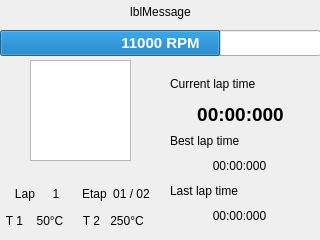
Before: the Qt Designer form uc_projets/openchrono/gui_qt/openchrono_trunk/ui/mainwin.ui in BackupTheBerlios/openphysic-svn, drawn with Qt 5.
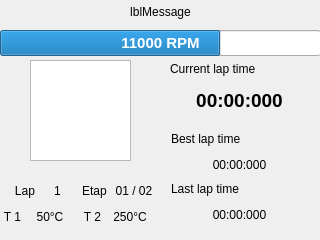
After: the same form once the commit is applied. Custom widgets are drawn as their Qt base class.

What changed in the file:
```diff
--- a/uc_projets/openchrono/gui_qt/openchrono_trunk/ui/mainwin.ui
+++ b/uc_projets/openchrono/gui_qt/openchrono_trunk/ui/mainwin.ui
@@ -76,20 +76,124 @@
     </item>
    </layout>
   </widget>
-  <widget class="QWidget" name="layoutWidget" >
+  <widget class="QLabel" name="lbl2BestTime" >
    <property name="geometry" >
     <rect>
-     <x>0</x>
+     <x>171</x>
+     <y>130</y>
+     <width>137</width>
+     <height>18</height>
+    </rect>
+   </property>
+   <property name="font" >
+    <font>
+     <pointsize>9</pointsize>
+    </font>
+   </property>
+   <property name="text" >
+    <string>Best lap time</string>
+   </property>
+  </widget>
+  <widget class="QLabel" name="lblBestLapTime" >
+   <property name="geometry" >
+    <rect>
+     <x>171</x>
+     <y>156</y>
+     <width>137</width>
+     <height>18</height>
+    </rect>
+   </property>
+   <property name="text" >
+    <string>00:00:000</string>
+   </property>
+   <property name="alignment" >
+    <set>Qt::AlignCenter</set>
+   </property>
+  </widget>
+  <widget class="QLabel" name="lbl2LastTime" >
+   <property name="geometry" >
+    <rect>
+     <x>171</x>
      <y>180</y>
-     <width>155</width>
-     <height>48</height>
+     <width>137</width>
+     <height>18</height>
     </rect>
    </property>
-   <layout class="QGridLayout" name="gridLayout" >
-    <item row="1" column="1" >
-     <layout class="QHBoxLayout" name="horizontalLayout_4" >
-      <item>
+   <property name="font" >
+    <font>
+     <pointsize>9</pointsize>
+    </font>
+   </property>
+   <property name="text" >
+    <string>Last lap time</string>
+   </property>
+  </widget>
+  <widget class="QLabel" name="lblLastLapTime" >
+   <property name="geometry" >
+    <rect>
+     <x>171</x>
+     <y>206</y>
+     <width>137</width>
+     <height>18</height>
+    </rect>
+   </property>
+   <property name="text" >
+    <string>00:00:000</string>
+   </property>
+   <property name="alignment" >
+    <set>Qt::AlignCenter</set>
+   </property>
+  </widget>
+  <widget class="QLabel" name="lbl2CurrTime" >
+   <property name="geometry" >
+    <rect>
+     <x>170</x>
+     <y>60</y>
+     <width>139</width>
+     <height>18</height>
+    </rect>
+   </property>
+   <property name="font" >
+    <font>
+     <pointsize>9</pointsize>
+    </font>
+   </property>
+   <property name="text" >
+    <string>Current lap time</string>
+   </property>
+  </widget>
+  <widget class="QLabel" name="lblCurrLapTime" >
+   <property name="geometry" >
+    <rect>
+     <x>170</x>
+     <y>70</y>
+     <width>139</width>
+     <height>61</height>
+    </rect>
+   </property>
+   <property name="font" >
+    <font>
+     <pointsize>14</pointsize>
+     <weight>75</weight>
+     <bold>true</bold>
+    </font>
+   </property>
+   <property name="text" >
+    <string>00:00:000</string>
+   </property>
+   <property name="alignment" >
+    <set>Qt::AlignCenter</set>
+   </property>
+  </widget>
        <widget class="QLabel" name="lbl2Temp2" >
+   <property name="geometry" >
+    <rect>
+     <x>84</x>
+     <y>208</y>
+     <width>17</width>
+     <height>18</height>
+    </rect>
+   </property>
         <property name="sizePolicy" >
          <sizepolicy vsizetype="Fixed" hsizetype="Fixed" >
           <horstretch>0</horstretch>
@@ -108,9 +212,15 @@
          <set>Qt::AlignRight|Qt::AlignTrailing|Qt::AlignVCenter</set>
         </property>
        </widget>
-      </item>
-      <item>
        <widget class="QLabel" name="lblTemp2" >
+   <property name="geometry" >
+    <rect>
+     <x>109</x>
+     <y>208</y>
+     <width>42</width>
+     <height>18</height>
+    </rect>
+   </property>
         <property name="sizePolicy" >
          <sizepolicy vsizetype="Fixed" hsizetype="Fixed" >
           <horstretch>0</horstretch>
@@ -130,13 +240,15 @@
          <set>Qt::AlignCenter</set>
         </property>
        </widget>
-      </item>
-     </layout>
-    </item>
-    <item row="1" column="0" >
-     <layout class="QHBoxLayout" name="horizontalLayout_3" >
-      <item>
        <widget class="QLabel" name="lbl2Tmp1" >
+   <property name="geometry" >
+    <rect>
+     <x>4</x>
+     <y>208</y>
+     <width>17</width>
+     <height>18</height>
+    </rect>
+   </property>
         <property name="sizePolicy" >
          <sizepolicy vsizetype="Fixed" hsizetype="Fixed" >
           <horstretch>0</horstretch>
@@ -155,9 +267,15 @@
          <set>Qt::AlignRight|Qt::AlignTrailing|Qt::AlignVCenter</set>
         </property>
        </widget>
-      </item>
-      <item>
        <widget class="QLabel" name="lblTemp1" >
+   <property name="geometry" >
+    <rect>
+     <x>29</x>
+     <y>208</y>
+     <width>42</width>
+     <height>18</height>
+    </rect>
+   </property>
         <property name="sizePolicy" >
          <sizepolicy vsizetype="Fixed" hsizetype="Fixed" >
           <horstretch>1</horstretch>
@@ -177,13 +295,15 @@
          <set>Qt::AlignCenter</set>
         </property>
        </widget>
-      </item>
-     </layout>
-    </item>
-    <item row="0" column="0" >
-     <layout class="QHBoxLayout" name="horizontalLayout_2" >
-      <item>
        <widget class="QLabel" name="lbl2Lap" >
+   <property name="geometry" >
+    <rect>
+     <x>2</x>
+     <y>182</y>
+     <width>33</width>
+     <height>18</height>
+    </rect>
+   </property>
         <property name="font" >
          <font>
           <pointsize>9</pointsize>
@@ -196,9 +316,15 @@
          <set>Qt::AlignRight|Qt::AlignTrailing|Qt::AlignVCenter</set>
         </property>
        </widget>
-      </item>
-      <item>
        <widget class="QLabel" name="lblLap" >
+   <property name="geometry" >
+    <rect>
+     <x>41</x>
+     <y>182</y>
+     <width>33</width>
+     <height>18</height>
+    </rect>
+   </property>
         <property name="text" >
          <string>1</string>
         </property>
@@ -206,13 +332,15 @@
          <set>Qt::AlignCenter</set>
         </property>
        </widget>
-      </item>
-     </layout>
-    </item>
-    <item row="0" column="1" >
-     <layout class="QHBoxLayout" name="horizontalLayout" >
-      <item>
        <widget class="QLabel" name="lbl2Etap" >
+   <property name="geometry" >
+    <rect>
+     <x>82</x>
+     <y>182</y>
+     <width>27</width>
+     <height>18</height>
+    </rect>
+   </property>
         <property name="font" >
          <font>
           <pointsize>9</pointsize>
@@ -222,130 +350,21 @@
          <string>Etap</string>
         </property>
        </widget>
-      </item>
-      <item>
        <widget class="QLabel" name="lblEtap" >
+   <property name="geometry" >
+    <rect>
+     <x>115</x>
+     <y>182</y>
+     <width>38</width>
+     <height>18</height>
+    </rect>
+   </property>
         <property name="text" >
          <string>01 / 02</string>
         </property>
         <property name="alignment" >
          <set>Qt::AlignCenter</set>
         </property>
-       </widget>
-      </item>
-     </layout>
-    </item>
-   </layout>
-   <zorder></zorder>
-  </widget>
-  <widget class="QWidget" name="" >
-   <property name="geometry" >
-    <rect>
-     <x>170</x>
-     <y>131</y>
-     <width>139</width>
-     <height>44</height>
-    </rect>
-   </property>
-   <layout class="QVBoxLayout" name="verticalLayout_2" >
-    <item>
-     <widget class="QLabel" name="lbl2BestTime" >
-      <property name="font" >
-       <font>
-        <pointsize>9</pointsize>
-       </font>
-      </property>
-      <property name="text" >
-       <string>Best lap time</string>
-      </property>
-     </widget>
-    </item>
-    <item>
-     <widget class="QLabel" name="lblBestLapTime" >
-      <property name="text" >
-       <string>00:00:000</string>
-      </property>
-      <property name="alignment" >
-       <set>Qt::AlignCenter</set>
-      </property>
-     </widget>
-    </item>
-   </layout>
-  </widget>
-  <widget class="QWidget" name="" >
-   <property name="geometry" >
-    <rect>
-     <x>170</x>
-     <y>181</y>
-     <width>139</width>
-     <height>44</height>
-    </rect>
-   </property>
-   <layout class="QVBoxLayout" name="verticalLayout_3" >
-    <item>
-     <widget class="QLabel" name="lbl2LastTime" >
-      <property name="font" >
-       <font>
-        <pointsize>9</pointsize>
-       </font>
-      </property>
-      <property name="text" >
-       <string>Last lap time</string>
-      </property>
-     </widget>
-    </item>
-    <item>
-     <widget class="QLabel" name="lblLastLapTime" >
-      <property name="text" >
-       <string>00:00:000</string>
-      </property>
-      <property name="alignment" >
-       <set>Qt::AlignCenter</set>
-      </property>
-     </widget>
-    </item>
-   </layout>
-  </widget>
-  <widget class="QWidget" name="" >
-   <property name="geometry" >
-    <rect>
-     <x>170</x>
-     <y>72</y>
-     <width>141</width>
-     <height>54</height>
-    </rect>
-   </property>
-   <layout class="QVBoxLayout" name="verticalLayout" >
-    <item>
-     <widget class="QLabel" name="lbl2CurrTime" >
-      <property name="font" >
-       <font>
-        <pointsize>9</pointsize>
-       </font>
-      </property>
-      <property name="text" >
-       <string>Current lap time</string>
-      </property>
-     </widget>
-    </item>
-    <item>
-     <widget class="QLabel" name="lblCurrLapTime" >
-      <property name="font" >
-       <font>
-        <pointsize>14</pointsize>
-        <weight>75</weight>
-        <bold>true</bold>
-       </font>
-      </property>
-      <property name="text" >
-       <string>00:00:000</string>
-      </property>
-      <property name="alignment" >
-       <set>Qt::AlignCenter</set>
-      </property>
-     </widget>
-    </item>
-   </layout>
   </widget>
  </widget>
  <customwidgets>
```
Left out of the diff: 2 changed lines with no effect on the pictures. Lines whose indentation alone changed are shown as unchanged.
